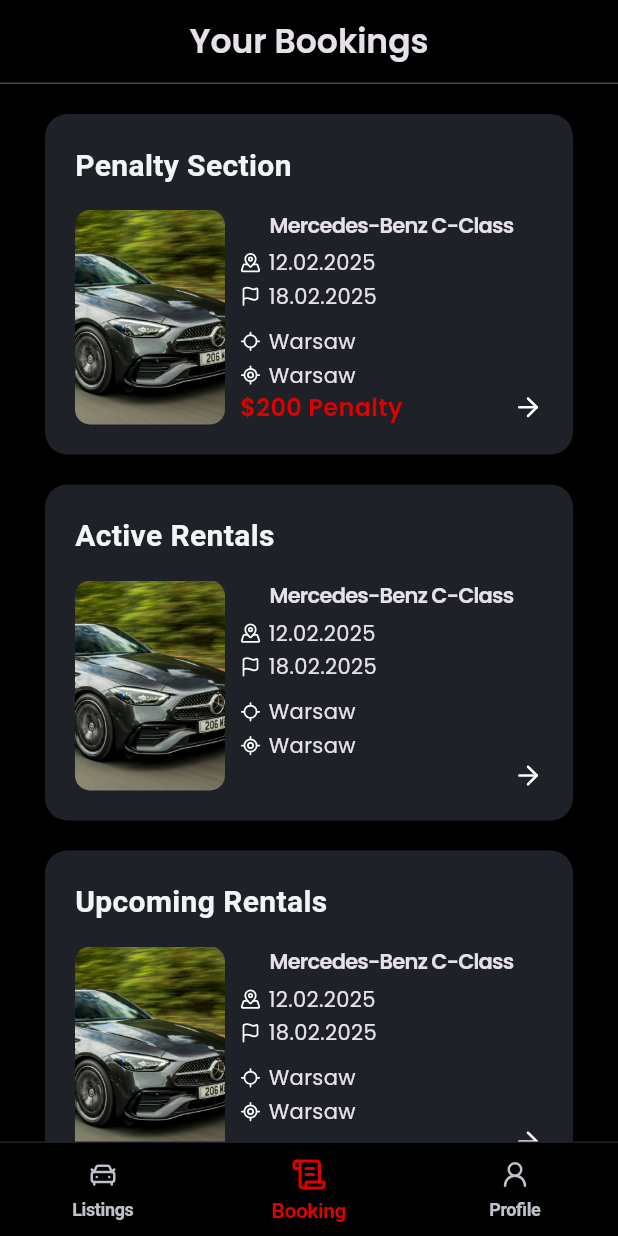
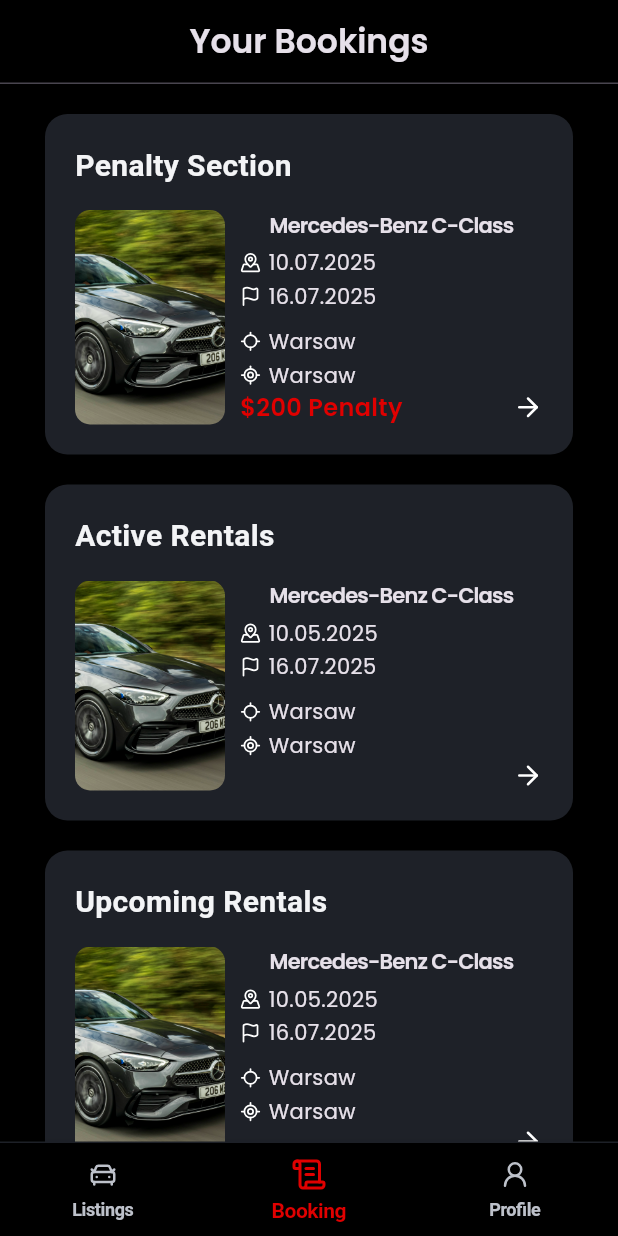
Before and after one commit to kuba122388/Vrooom, a Flutter app: the MainNavigationPage screen opened by its route, item 2 of the bottom bar chosen, on a phone screen of 412 x 824 dp. Run offline on Flutter 3.47's test engine with Material 3 defaults, Android fonts, the phone set to English and light mode, and no system bars; our stand-ins replace flutter_bloc, flutter_svg, pinput.

Commit message:
refactor: modify booking car tile to take all necessary parameters (#11)
- Take booking car tile `startDate`, `finishDate`, `startPoint`, `finishPoint` as a parameters
- Pass valid parameters to booking car tile widget

```diff
--- a/lib/presentation/bookings/pages/booking_page.dart
+++ b/lib/presentation/bookings/pages/booking_page.dart
@@ -24,6 +24,10 @@ class BookingsPage extends StatelessWidget {
               BookingCarTile(
                 title: "Penalty Section",
                 penalty: "\$200 Penalty",
+                startDate: DateTime(2025, 7, 10),
+                finishDate: DateTime(2025, 7, 16),
+                startPoint: "Warsaw",
+                finishPoint: "Warsaw",
               ),
               SizedBox(
                 height: AppSpacing.md,
@@ -32,6 +36,10 @@ class BookingsPage extends StatelessWidget {
             if (_active.isNotEmpty) ...[
               BookingCarTile(
                 title: "Active Rentals",
+                startDate: DateTime(2025, 5, 10),
+                finishDate: DateTime(2025, 7, 16),
+                startPoint: "Warsaw",
+                finishPoint: "Warsaw",
               ),
               SizedBox(
                 height: AppSpacing.md,
@@ -40,6 +48,10 @@ class BookingsPage extends StatelessWidget {
             if (_upcoming.isNotEmpty) ...[
               BookingCarTile(
                 title: "Upcoming Rentals",
+                startDate: DateTime(2025, 5, 10),
+                finishDate: DateTime(2025, 7, 16),
+                startPoint: "Warsaw",
+                finishPoint: "Warsaw",
               ),
               SizedBox(
                 height: AppSpacing.md,
@@ -49,6 +61,10 @@ class BookingsPage extends StatelessWidget {
               opacity: 0.5,
               child: BookingCarTile(
                 title: "Rental History",
+                startDate: DateTime(2025, 5, 10),
+                finishDate: DateTime(2025, 7, 16),
+                startPoint: "Warsaw",
+                finishPoint: "Warsaw",
               ),
             ),
             SizedBox(
--- a/lib/presentation/bookings/widgets/booking_car_tile.dart
+++ b/lib/presentation/bookings/widgets/booking_car_tile.dart
@@ -1,4 +1,5 @@
 import 'package:flutter/material.dart';
+import 'package:intl/intl.dart';
 import 'package:vrooom/core/common/widgets/app_svg.dart';
 import 'package:vrooom/core/configs/theme/app_colors.dart';
 
@@ -9,11 +10,22 @@ import '../../../core/configs/theme/app_spacing.dart';
 
 class BookingCarTile extends StatelessWidget {
   final String title;
+
+  final DateTime startDate;
+  final DateTime finishDate;
+
+  final String startPoint;
+  final String finishPoint;
+
   final String? penalty;
 
   const BookingCarTile({
     super.key,
     required this.title,
+    required this.startDate,
+    required this.finishDate,
+    required this.startPoint,
+    required this.finishPoint,
     this.penalty,
   });
 
@@ -58,7 +70,7 @@ class BookingCarTile extends StatelessWidget {
                         height: 14.0,
                       ),
                       SizedBox(width: AppSpacing.xxs),
-                      Text("12.02.2025"),
+                      Text(DateFormat("dd.MM.yyyy").format(startDate)),
                       Spacer(),
                     ],
                   ),
@@ -70,7 +82,7 @@ class BookingCarTile extends StatelessWidget {
                         height: 14.0,
                       ),
                       SizedBox(width: AppSpacing.xxs),
-                      Text("18.02.2025"),
+                      Text(DateFormat("dd.MM.yyyy").format(finishDate)),
                       Spacer(),
                     ],
                   ),
@@ -84,7 +96,7 @@ class BookingCarTile extends StatelessWidget {
                         height: 14.0,
                       ),
                       SizedBox(width: AppSpacing.xxs),
-                      Text("Warsaw"),
+                      Text(startPoint),
                       Spacer(),
                     ],
                   ),
@@ -96,7 +108,7 @@ class BookingCarTile extends StatelessWidget {
                         height: 14.0,
                       ),
                       const SizedBox(width: AppSpacing.xxs),
-                      Text("Warsaw"),
+                      Text(finishPoint),
                       Spacer(),
                     ],
                   ),
```
